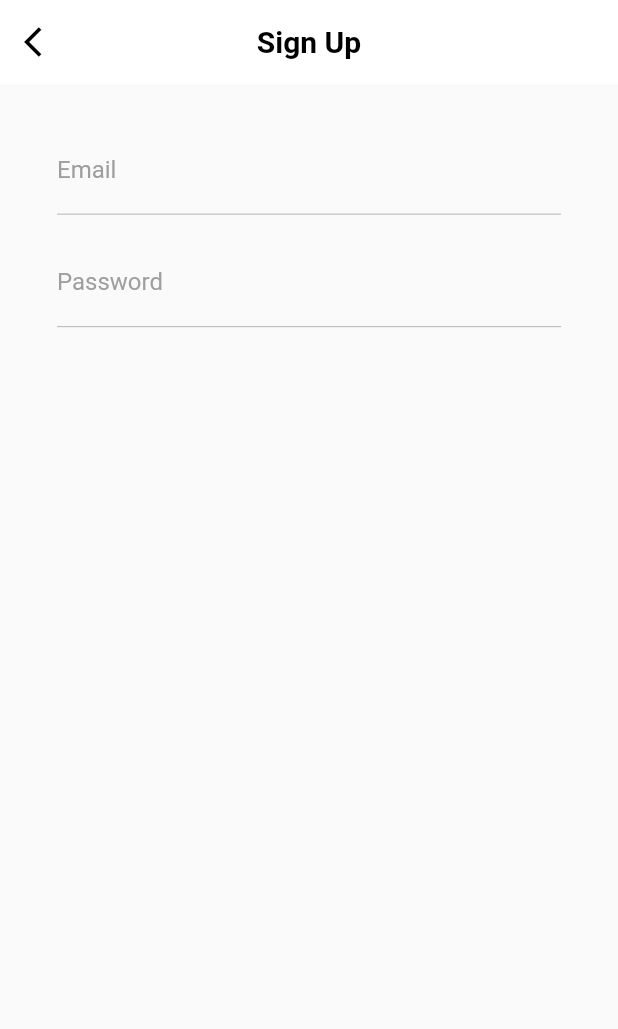
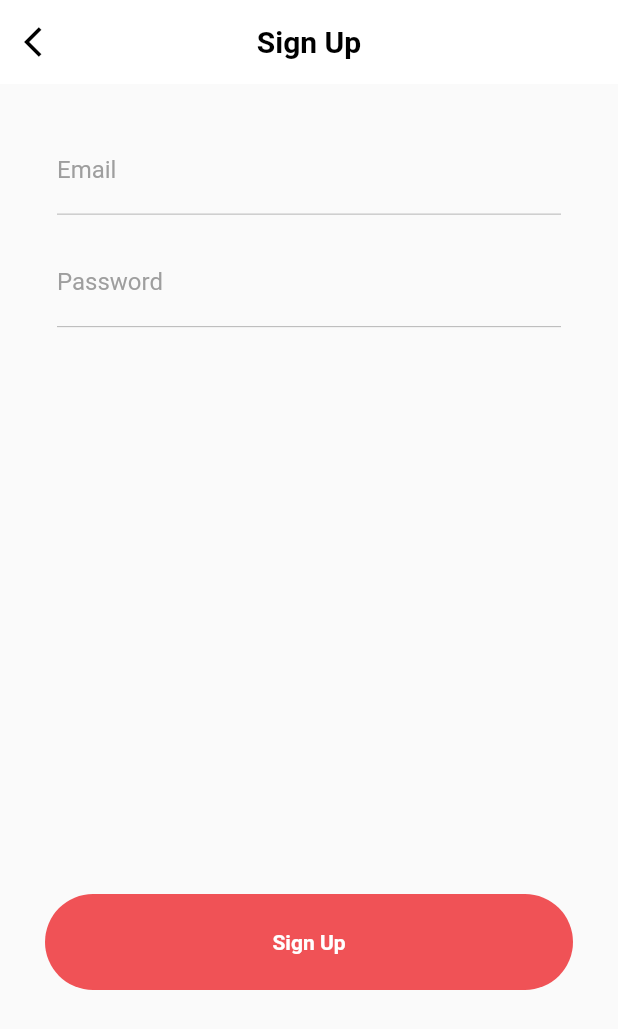
Before and after one commit to Dsoji/medilticaApp, a Flutter app: the SignupScreen screen opened directly, on a phone screen of 412 x 824 dp. Shown: the top 1029 px of the screen. Run offline on Flutter 3.47's test engine with Material 2 defaults, Android fonts, the phone set to English and light mode, and no system bars; missing offline and left inert: dart:js.

Commit message:
Sixth Commit

```diff
--- /dev/null
+++ b/lib/screens/login screen/signin_button.dart
@@ -0,0 +1,43 @@
+import 'package:flutter/material.dart';
+import 'package:ratiah_mobile_app/screens/login%20screen/login_screen.dart';
+
+import '../../constants.dart';
+
+class SignupButton extends StatelessWidget {
+  const SignupButton({Key? key}) : super(key: key);
+
+  @override
+  Widget build(BuildContext context) {
+    return Container(
+      child: Padding(
+        padding: const EdgeInsets.symmetric(horizontal: 30),
+        child: TextButton(
+          child: Container(
+            width: double.infinity,
+            padding: const EdgeInsets.symmetric(vertical: 16),
+            alignment: Alignment.center,
+            child: Text(
+              "Sign Up",
+              style: TextStyle(
+                color: Colors.white,
+                fontWeight: FontWeight.bold,
+              ),
+            ),
+          ),
+          style: TextButton.styleFrom(
+            backgroundColor: mBackgroundColor2,
+            shape: RoundedRectangleBorder(
+              borderRadius: BorderRadius.circular(36),
+            ),
+          ),
+          onPressed: () {
+            Navigator.push(
+              context,
+              MaterialPageRoute(builder: (context) => LoginScreen()),
+            );
+          },
+        ),
+      ),
+    );
+  }
+}
--- a/lib/screens/login screen/signup_scren.dart
+++ b/lib/screens/login screen/signup_scren.dart
@@ -1,4 +1,5 @@
 import 'package:flutter/material.dart';
+import 'package:ratiah_mobile_app/screens/login%20screen/signin_button.dart';
 
 import '../../constants.dart';
 
@@ -7,7 +8,8 @@ class SignupScreen extends StatelessWidget {
   Widget build(BuildContext context) {
     return Scaffold(
       appBar: appBuildBar(BuildContext),
-      body: Column(
+      body: SafeArea(
+        child: Column(
           children: [
             Container(
               padding: const EdgeInsets.symmetric(
@@ -73,7 +75,12 @@ class SignupScreen extends StatelessWidget {
                 ],
               ),
             ),
+            SizedBox(
+              height: 350,
+            ),
+            SignupButton()
           ],
+        ),
       ),
     );
   }
```
Also changed, not shown: lib/screens/login screen/login_button.dart (added, +44 -0 lines), lib/screens/login screen/login_screen.dart (+16 -1 lines), lib/screens/onboarding screen/onboarding_screen1.dart (+25 -1 lines), lib/screens/splashscreen/splash_screen.dart (+5 -4 lines). Lines whose indentation alone changed are shown as unchanged.
